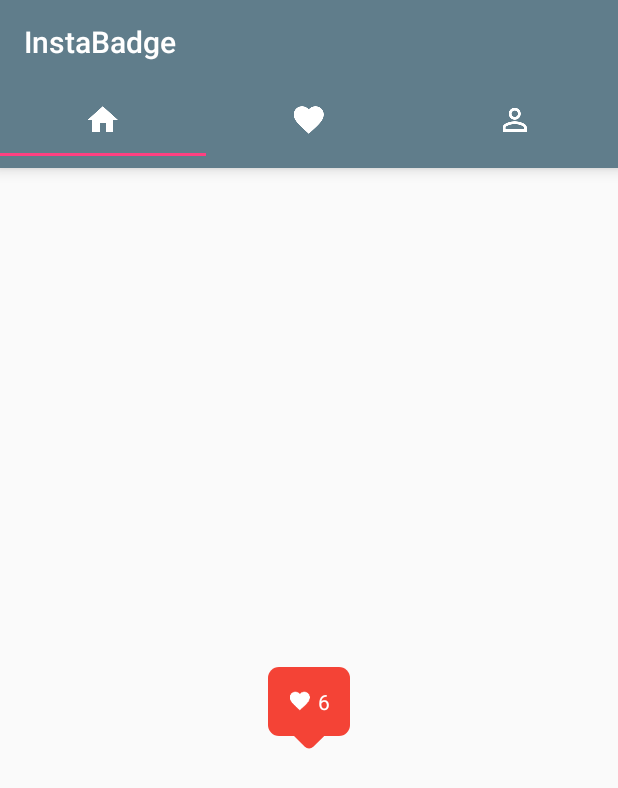
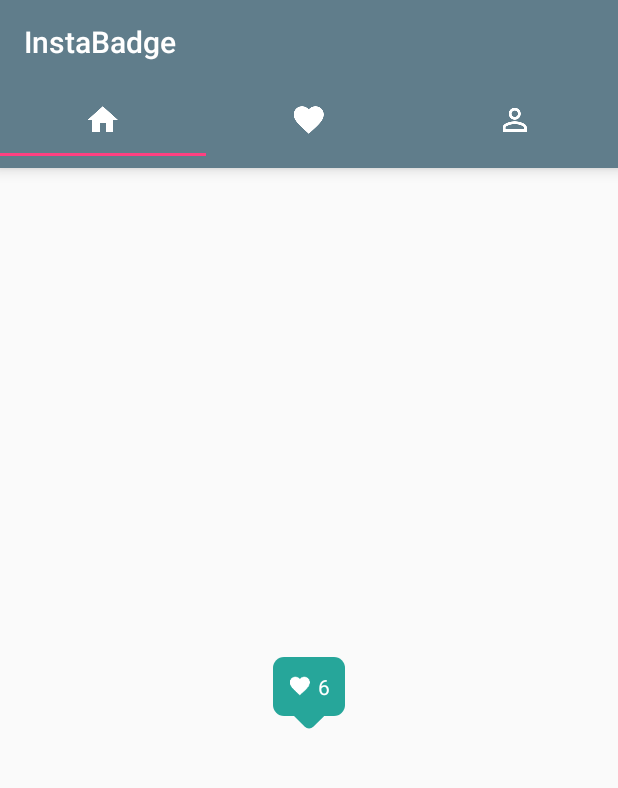
Before and after one commit to salRoid/InstaBadge, an Android app: the screen it shows after launch (MainActivity), on a phone screen of 412 x 824 dp. Shown: the top 788 px of the screen. Run offline under Robolectric (Android 15) with nearby library versions, the phone set to English and light mode, and no system bars.

Commit message:
Customizable InstaBadge Completed

```diff
--- /dev/null
+++ b/app/src/main/java/tech/salroid/demo/instabadge/InstaBadge.java
@@ -0,0 +1,104 @@
+package tech.salroid.demo.instabadge;
+
+import android.content.Context;
+import android.graphics.Color;
+import android.graphics.drawable.GradientDrawable;
+import android.graphics.drawable.LayerDrawable;
+import android.graphics.drawable.RotateDrawable;
+import android.support.v4.content.ContextCompat;
+import android.util.AttributeSet;
+import android.util.DisplayMetrics;
+import android.util.TypedValue;
+import android.view.Gravity;
+import android.view.WindowManager;
+import android.widget.ImageView;
+import android.widget.LinearLayout;
+import android.widget.TextView;
+
+/**
+ * Created by salroid on 2/18/2017.
+ */
+
+public class InstaBadge extends LinearLayout {
+
+    public InstaBadge(Context context) {
+        super(context);
+        init(context);
+    }
+
+    public InstaBadge(Context context, AttributeSet attrs) {
+        super(context, attrs);
+        init(context);
+    }
+
+    public InstaBadge(Context context, AttributeSet attrs, int defStyleAttr) {
+        super(context, attrs, defStyleAttr);
+        init(context);
+    }
+
+    private void init(Context context) {
+        LinearLayout.LayoutParams params = new LinearLayout.LayoutParams(
+                LayoutParams.WRAP_CONTENT, LayoutParams.WRAP_CONTENT);
+        setOrientation(VERTICAL);
+        setLayoutParams(params);
+
+        LinearLayout outer_container = new LinearLayout(context);
+        outer_container.setLayoutParams(new LinearLayout.LayoutParams(LayoutParams.WRAP_CONTENT, LayoutParams.WRAP_CONTENT, 2f));
+        outer_container.setOrientation(LinearLayout.HORIZONTAL);
+        outer_container.setGravity(Gravity.CENTER_HORIZONTAL);
+
+        float scale = getResources().getDisplayMetrics().density;
+        int dpAsPixels = (int) (13 * scale + 0.5f);
+        outer_container.setPadding(dpAsPixels, dpAsPixels, dpAsPixels, dpAsPixels);
+
+        ImageView badge_icon = new ImageView(context);
+        dpAsPixels = (int) (16 * scale + 0.5f);
+        LayoutParams badge_params = new LinearLayout.LayoutParams(dpAsPixels, dpAsPixels, 1f);
+        dpAsPixels = (int) (2 * scale + 0.5f);
+        badge_params.setMargins(0, 0, dpAsPixels, 0);
+        badge_params.gravity = Gravity.CENTER;
+        badge_icon.setLayoutParams(badge_params);
+        badge_icon.setImageDrawable(getResources().getDrawable(R.drawable.ic_favorite_white_24dp));
+
+        TextView badge_text = new TextView(context);
+        LayoutParams text_params = new LinearLayout.LayoutParams(LayoutParams.WRAP_CONTENT, LayoutParams.WRAP_CONTENT, 1f);
+        text_params.setMargins(dpAsPixels, 0, 0, 0);
+
+        /*DisplayMetrics dm = new DisplayMetrics();
+        WindowManager windowManager = (WindowManager) context.getSystemService(Context.WINDOW_SERVICE);
+        windowManager.getDefaultDisplay().getMetrics(dm);
+        float pixelSize = (int) 10 * dm.scaledDensity;
+        badge_text.setTextSize(pixelSize);*/
+
+        badge_text.setText("6");
+        badge_text.setGravity(Gravity.CENTER);
+        badge_text.setTextColor(Color.WHITE);
+        badge_text.setLayoutParams(text_params);
+
+        outer_container.setBackgroundResource(R.drawable.background);
+        outer_container.addView(badge_icon);
+        outer_container.addView(badge_text);
+
+
+        LinearLayout bottom_arrow = new LinearLayout(context);
+        dpAsPixels = (int) (20 * scale + 0.5f);
+        LayoutParams arrow_params = new LinearLayout.LayoutParams(dpAsPixels, dpAsPixels, 1f);
+        arrow_params.gravity = Gravity.CENTER_HORIZONTAL;
+        bottom_arrow.setLayoutParams(arrow_params);
+        bottom_arrow.setOrientation(LinearLayout.HORIZONTAL);
+
+        bottom_arrow.setBackgroundResource(R.drawable.triangle);
+        addView(outer_container);
+        addView(bottom_arrow);
+
+        GradientDrawable gd = (GradientDrawable) outer_container.getBackground();
+        gd.setColor(Color.parseColor("#26A69A"));
+
+        LayerDrawable layers = (LayerDrawable) bottom_arrow.getBackground();
+        RotateDrawable rotate = (RotateDrawable) layers.findDrawableByLayerId(R.id.grad);
+        GradientDrawable drawable = (GradientDrawable) rotate.getDrawable();
+        drawable.setColor(Color.parseColor("#26A69A"));;
+
+    }
+
+}
--- a/app/src/main/res/drawable/triangle.xml
+++ b/app/src/main/res/drawable/triangle.xml
@@ -1,7 +1,8 @@
 <?xml version="1.0" encoding="utf-8"?>
 <layer-list xmlns:android="http://schemas.android.com/apk/res/android" >
 
-    <item>
+    <item
+        android:id="@+id/grad">
         <rotate
             android:fromDegrees="45"
             android:toDegrees="45"
--- a/app/src/main/res/layout/activity_fragment_one.xml
+++ b/app/src/main/res/layout/activity_fragment_one.xml
@@ -6,16 +6,10 @@
     android:layout_height="match_parent"
     tools:context="tech.salroid.demo.instabadge.FragmentOne">
 
-    <include
-        layout="@layout/custombadge"/>
-
-    <TextView
-        android:visibility="gone"
+    <tech.salroid.demo.instabadge.InstaBadge
+        android:layout_centerInParent="true"
         android:layout_width="wrap_content"
-        android:layout_height="wrap_content"
-        android:layout_centerInParent="true"
-        android:text="Home"
-        android:textAppearance="?android:attr/textAppearanceMedium"
-        android:textStyle="bold" />
+        android:layout_height="wrap_content">
+    </tech.salroid.demo.instabadge.InstaBadge>
 
 </RelativeLayout>
--- a/app/src/main/res/layout/activity_main.xml
+++ b/app/src/main/res/layout/activity_main.xml
@@ -35,4 +35,6 @@
         android:layout_below="@id/tab_layout" />
 
 
+
+
 </RelativeLayout>
--- a/app/src/main/res/layout/custombadge.xml
+++ b/app/src/main/res/layout/custombadge.xml
@@ -1,27 +1,17 @@
 <?xml version="1.0" encoding="utf-8"?>
-<RelativeLayout xmlns:android="http://schemas.android.com/apk/res/android"
-    android:layout_width="match_parent"
-    android:layout_height="match_parent">
-
-    <LinearLayout
-        android:layout_width="20dp"
-        android:layout_height="20dp"
-        android:layout_below="@+id/badge_rectangle"
-        android:layout_centerHorizontal="true"
-        android:background="@drawable/triangle"
-        android:orientation="horizontal" />
+<LinearLayout xmlns:android="http://schemas.android.com/apk/res/android"
+    android:layout_width="wrap_content"
+    android:layout_height="wrap_content"
+    android:orientation="vertical">
 
     <LinearLayout
         android:id="@+id/badge_rectangle"
         android:layout_width="wrap_content"
         android:layout_height="wrap_content"
-        android:layout_centerHorizontal="true"
-        android:layout_centerVertical="true"
         android:background="@drawable/background"
         android:orientation="horizontal"
         android:padding="13dp"
         android:weightSum="2">
-
 
         <ImageView
             android:layout_width="16dp"
@@ -30,7 +20,6 @@
             android:layout_marginRight="2dp"
             android:layout_weight="1"
             android:src="@drawable/ic_favorite_white_24dp" />
-
 
         <TextView
             android:layout_width="wrap_content"
@@ -44,4 +33,11 @@
 
     </LinearLayout>
 
-</RelativeLayout>
+    <LinearLayout
+        android:layout_width="20dp"
+        android:layout_height="20dp"
+        android:layout_gravity="center_horizontal"
+        android:background="@drawable/triangle"
+        android:orientation="horizontal" />
+
+</LinearLayout>
```
